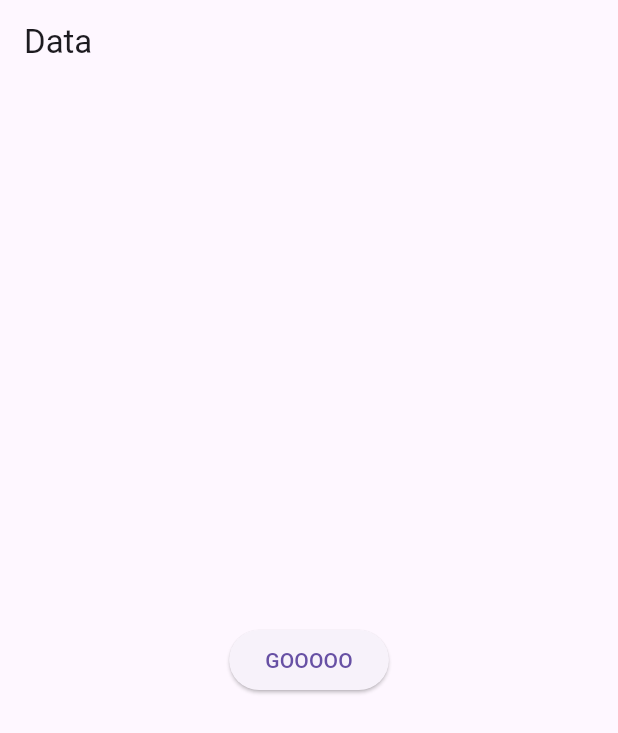
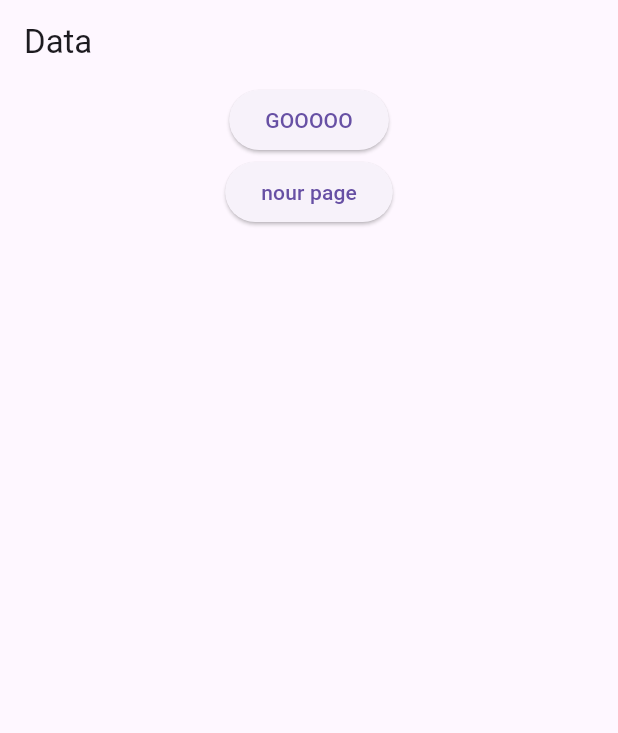
Before and after one commit to Eyad1126/Testing, a Flutter app: the screen it shows after launch, on a phone screen of 412 x 824 dp. Shown: the top 733 px of the screen. Run offline on Flutter 3.47's test engine with Material 3 defaults, Android fonts, the phone set to English and light mode, and no system bars.

```diff
--- a/lib/main.dart
+++ b/lib/main.dart
@@ -1,5 +1,6 @@
 import 'package:flutter/material.dart';
 import 'package:flutter_application_1/iyad_page.dart';
+import 'package:flutter_application_1/nour_page.dart';
 
 void main() {
   runApp(const MyApp());
@@ -25,7 +26,9 @@ class HomePage extends StatelessWidget {
     return Scaffold(
       appBar: AppBar(title: const Text('Data')),
       body: Center(
-        child: ElevatedButton(
+        child: Column(
+          children: [
+            ElevatedButton(
               onPressed: () {
                 Navigator.push(
                   context,
@@ -34,6 +37,17 @@ class HomePage extends StatelessWidget {
               },
               child: const Text('GOOOOO'),
             ),
+            ElevatedButton(
+              onPressed: () {
+                Navigator.push(
+                  context,
+                  MaterialPageRoute(builder: (context) => const NourPage()),
+                );
+              },
+              child: const Text('nour page'),
+            ),
+          ],
+        ),
       ),
     );
   }
```
Also changed, not shown: lib/nour_page.dart (added, +12 -0 lines). Lines whose indentation alone changed are shown as unchanged.
